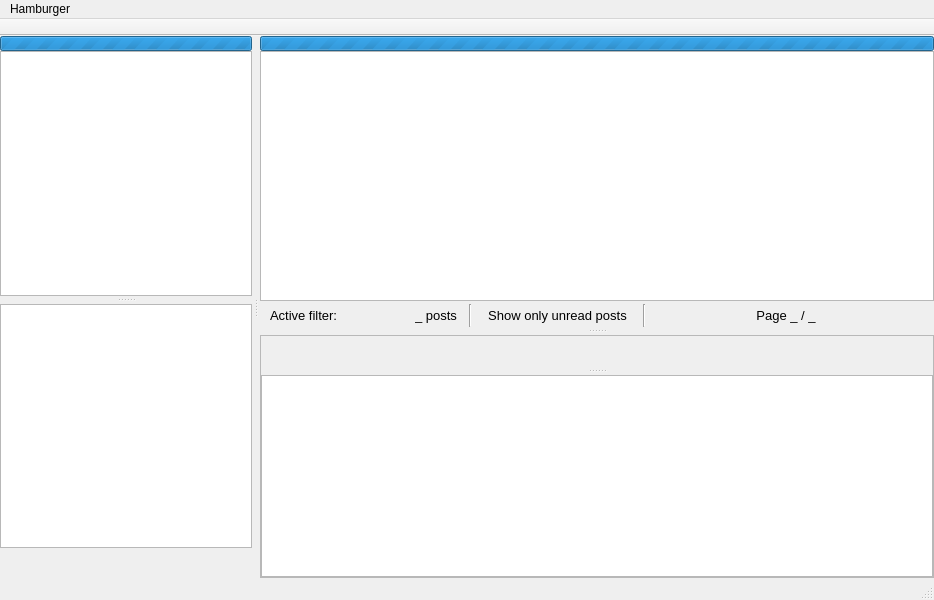
Qt form client-desktop/src/widgets/MainWindow.ui (zappatic/ZapFeedReader) before a commit.
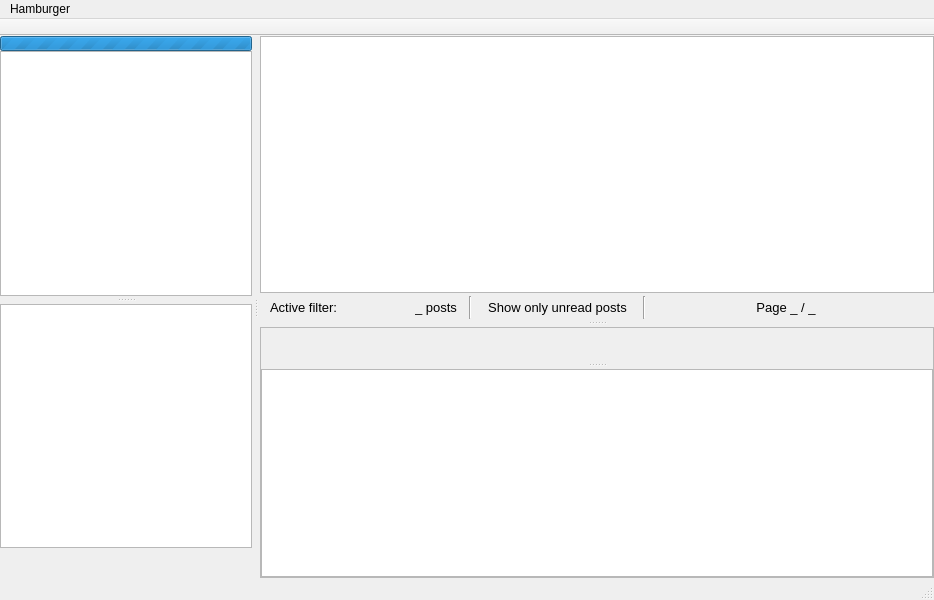
The same form after that commit. Custom widgets are drawn as their Qt base class.

Commit message: remove posts progressbar, too distracting separate clearing of table into different function, don't reallocate model

```diff
--- a/client-desktop/src/widgets/MainWindow.ui
+++ b/client-desktop/src/widgets/MainWindow.ui
@@ -263,22 +263,6 @@
              <property name="spacing">
               <number>0</number>
              </property>
-             <item>
-              <widget class="QProgressBar" name="progressBarPosts">
-               <property name="maximumSize">
-                <size>
-                 <width>16777215</width>
-                 <height>15</height>
-                </size>
-               </property>
-               <property name="maximum">
-                <number>0</number>
-               </property>
-               <property name="value">
-                <number>-1</number>
-               </property>
-              </widget>
-             </item>
              <item>
               <widget class="ZapFR::Client::TableViewPosts" name="tableViewPosts">
                <property name="contextMenuPolicy">
```
The commit also changes 3 other files.
